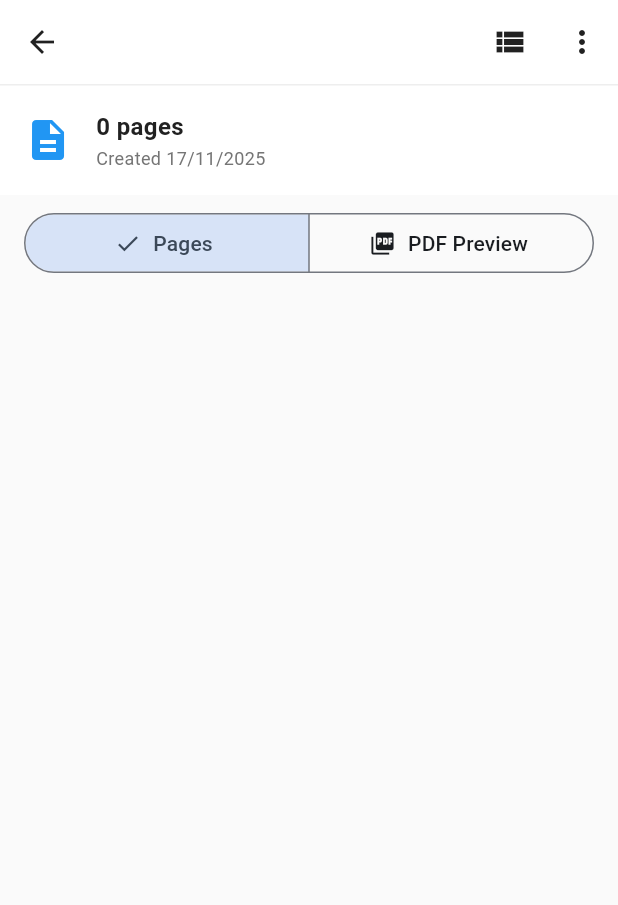
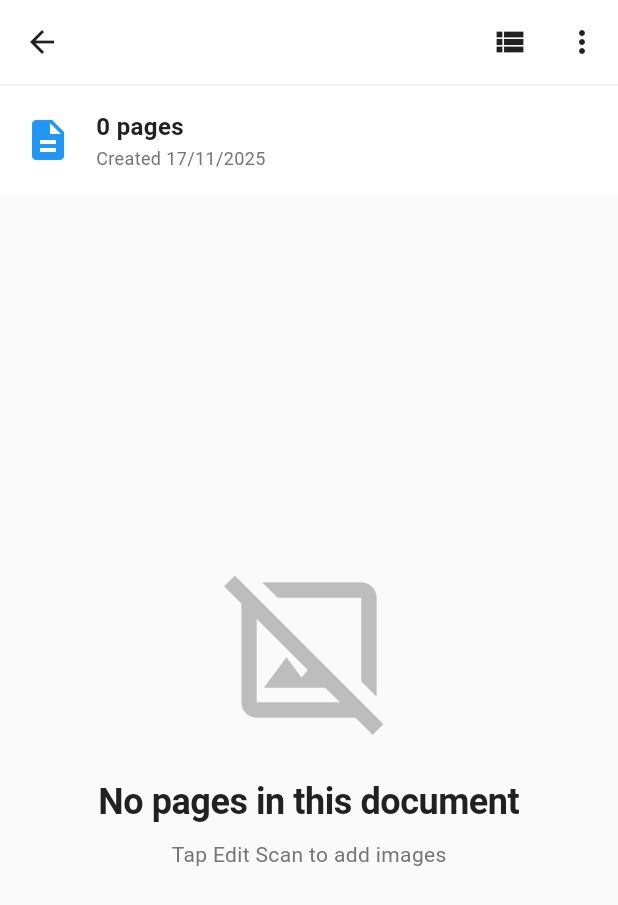
Before and after one commit to semanticist21/scannie, a Flutter app: the DocumentViewerScreen screen opened directly with empty values, on a phone screen of 412 x 824 dp. Shown: the top 905 px of the screen. Run offline on Flutter 3.47's test engine with Material 3 defaults, Android fonts, the phone set to English and light mode, and no system bars; drawn by our look-alikes of reorderable_grid_view; our stand-ins replace awesome_dialog, flutter_cache_manager, fluttertoast, pdf, printing, shared_preferences; missing offline and left inert: cunning_document_scanner_plus, media_store_plus, open_file_manager, syncfusion_flutter_pdfviewer; accounts and stored records are empty.

Commit message:
feat: Add empty state view and conditional loading for PDF preview in document viewer

```diff
--- a/lib/screens/document_viewer_screen.dart
+++ b/lib/screens/document_viewer_screen.dart
@@ -42,11 +42,17 @@ class _DocumentViewerScreenState extends State<DocumentViewerScreen> {
   void initState() {
     super.initState();
     _imagePaths = List.from(widget.document.imagePaths);
-    _loadPdfPreview();
+    // Only load PDF preview if there are images
+    if (_imagePaths.isNotEmpty) {
+      _loadPdfPreview();
+    }
   }
 
   /// Load PDF preview (cached or generate new)
   Future<void> _loadPdfPreview() async {
+    // Skip if no images
+    if (_imagePaths.isEmpty) return;
+
     setState(() => _isLoadingPdf = true);
 
     try {
@@ -93,14 +99,16 @@ class _DocumentViewerScreenState extends State<DocumentViewerScreen> {
           // Document info card
           _buildDocumentInfo(),
 
-          // PDF Preview toggle
-          _buildPdfPreviewToggle(),
+          // PDF Preview toggle (only show if there are images)
+          if (_imagePaths.isNotEmpty) _buildPdfPreviewToggle(),
 
           // PDF Preview or Pages gallery
           Expanded(
-            child: _showPdfPreview
-                ? _buildPdfPreview()
-                : (_isGridView ? _buildGridView() : _buildListView()),
+            child: _imagePaths.isEmpty
+                ? _buildEmptyState()
+                : (_showPdfPreview
+                    ? _buildPdfPreview()
+                    : (_isGridView ? _buildGridView() : _buildListView())),
           ),
         ],
       ),
@@ -223,6 +231,33 @@ class _DocumentViewerScreenState extends State<DocumentViewerScreen> {
       enableTextSelection: false,
       canShowScrollHead: true,
       canShowScrollStatus: true,
+    );
+  }
+
+  Widget _buildEmptyState() {
+    return Center(
+      child: Column(
+        mainAxisAlignment: MainAxisAlignment.center,
+        children: [
+          const Icon(
+            Icons.image_not_supported_outlined,
+            size: 120,
+            color: AppColors.textHint,
+          ),
+          const SizedBox(height: AppSpacing.lg),
+          const Text(
+            'No pages in this document',
+            style: AppTextStyles.h2,
+          ),
+          const SizedBox(height: AppSpacing.sm),
+          Text(
+            'Tap Edit Scan to add images',
+            style: AppTextStyles.bodyMedium.copyWith(
+              color: AppColors.textSecondary,
+            ),
+          ),
+        ],
+      ),
     );
   }
 
```
Also changed, not shown: lib/widgets/common/scan_card.dart (+40 -1 lines).
